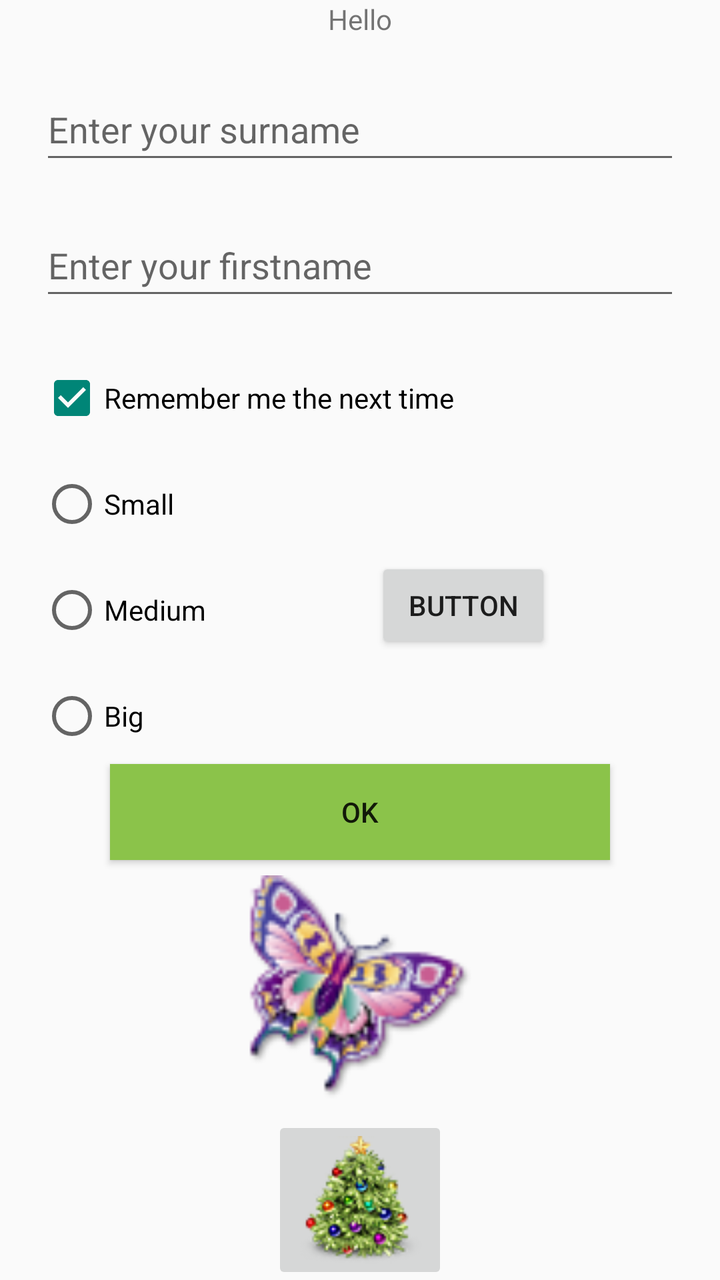
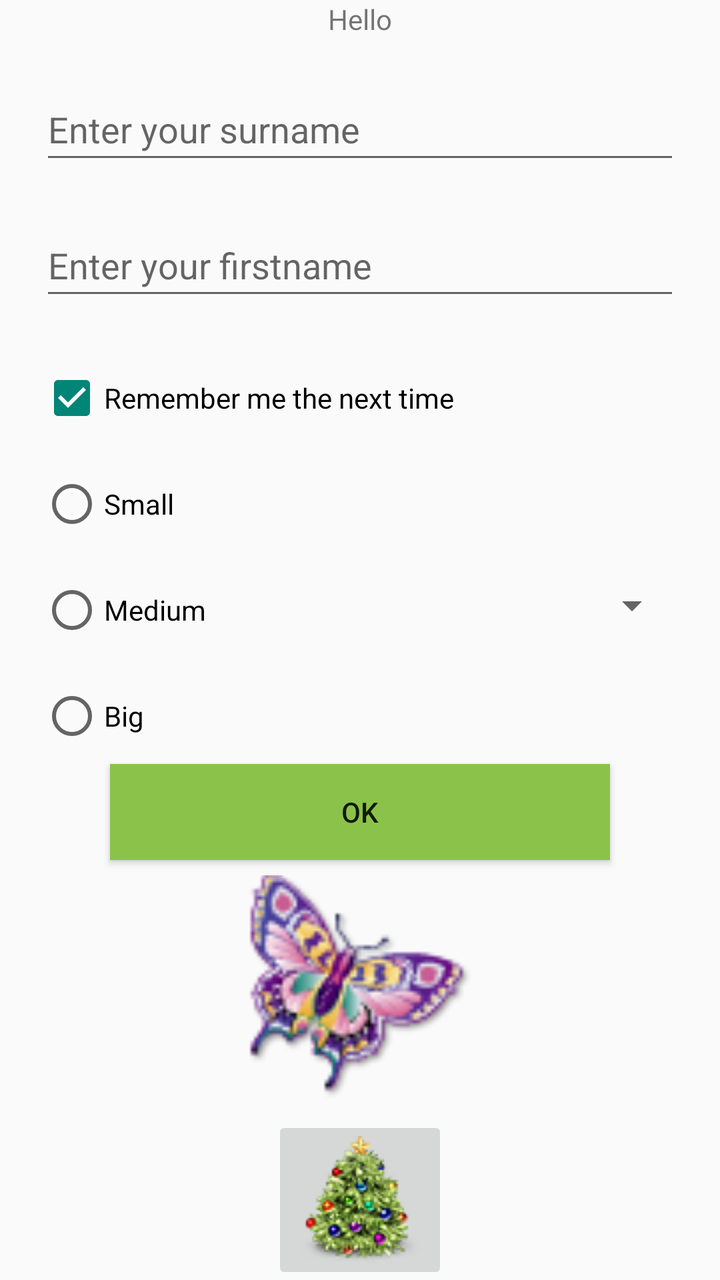

Compare the two renders of this Android layout. The source of the first and the diff that turns it into the second are given below.
<!-- AndroidManifest.xml: activity theme Theme.KMADCourse -->
<!-- res/layout/activity_main.xml -->
<?xml version="1.0" encoding="utf-8"?>
<androidx.constraintlayout.widget.ConstraintLayout xmlns:android="http://schemas.android.com/apk/res/android"
    xmlns:tools="http://schemas.android.com/tools"
    android:layout_width="match_parent"
    android:layout_height="match_parent"
    xmlns:app="http://schemas.android.com/apk/res-auto">

    <TextView
        android:id="@+id/textView2"
        android:layout_width="wrap_content"
        android:layout_height="wrap_content"
        android:text="@string/textview_hello"
        app:layout_constraintEnd_toEndOf="parent"
        app:layout_constraintStart_toStartOf="parent"
        app:layout_constraintTop_toTopOf="parent" />

    <EditText
        android:id="@+id/edit_surname"
        android:layout_width="0dp"
        android:layout_height="48dp"
        android:layout_marginStart="20dp"
        android:layout_marginTop="20dp"
        android:layout_marginEnd="20dp"
        android:autofillHints="@string/enter_surname"
        android:ems="10"
        android:hint="@string/enter_surname"
        android:inputType="text"
        app:layout_constraintEnd_toEndOf="parent"
        app:layout_constraintStart_toStartOf="parent"
        app:layout_constraintTop_toBottomOf="@+id/textView2" />

    <EditText
        android:id="@+id/edit_firstname"
        android:layout_width="0dp"
        android:layout_height="48dp"
        android:layout_marginStart="20dp"
        android:layout_marginTop="20dp"
        android:layout_marginEnd="20dp"
        android:autofillHints="@string/enter_firstname"
        android:ems="10"
        android:hint="@string/enter_firstname"
        android:inputType="text"
        android:rotation="0"
        app:layout_constraintEnd_toEndOf="parent"
        app:layout_constraintStart_toStartOf="parent"
        app:layout_constraintTop_toBottomOf="@+id/edit_surname" />

    <CheckBox
        android:id="@+id/ch_rem"
        android:layout_width="wrap_content"
        android:layout_height="48dp"
        android:layout_marginStart="20dp"
        android:layout_marginTop="20dp"
        android:checked="true"
        android:text="@string/ch_remember"
        app:layout_constraintStart_toStartOf="parent"
        app:layout_constraintTop_toBottomOf="@+id/edit_firstname" />

    <RadioGroup
        android:id="@+id/radioGroup"
        android:layout_width="wrap_content"
        android:layout_height="wrap_content"
        app:layout_constraintStart_toStartOf="parent"
        app:layout_constraintTop_toBottomOf="@+id/ch_rem">

        <RadioButton
            android:id="@+id/rd_small"
            android:layout_width="wrap_content"
            android:layout_height="48dp"
            android:layout_marginStart="20dp"
            android:layout_marginTop="5dp"
            android:text="Small" />

        <RadioButton
            android:id="@+id/rd_medium"
            android:layout_width="wrap_content"
            android:layout_height="48dp"
            android:layout_marginStart="20dp"
            android:layout_marginTop="5dp"
            android:text="Medium" />

        <RadioButton
            android:id="@+id/rd_big"
            android:layout_width="wrap_content"
            android:layout_height="48dp"
            android:layout_marginStart="20dp"
            android:layout_marginTop="5dp"
            android:text="Big" />
    </RadioGroup>

    <Button
        android:id="@+id/btn_ok"
        android:layout_width="250dp"
        android:layout_height="wrap_content"
        android:background="#8BC34A"
        android:text="OK"
        app:layout_constraintEnd_toEndOf="parent"
        app:layout_constraintStart_toStartOf="parent"
        app:layout_constraintTop_toBottomOf="@+id/radioGroup" />

    <ImageView
        android:id="@+id/imageView"
        android:layout_width="113dp"
        android:layout_height="128dp"
        android:src="@drawable/may"
        app:layout_constraintEnd_toEndOf="parent"
        app:layout_constraintStart_toStartOf="parent"
        app:layout_constraintTop_toBottomOf="@+id/btn_ok" />

    <ImageButton
        android:id="@+id/imageButton"
        android:layout_width="wrap_content"
        android:layout_height="wrap_content"
        android:src="@drawable/dec"
        app:layout_constraintEnd_toEndOf="parent"
        app:layout_constraintStart_toStartOf="parent"
        app:layout_constraintTop_toBottomOf="@+id/imageView" />

    <Button
        android:id="@+id/button"
        android:layout_width="wrap_content"
        android:layout_height="wrap_content"
        android:text="Button"
        app:layout_constraintBottom_toTopOf="@+id/btn_ok"
        app:layout_constraintEnd_toEndOf="parent"
        app:layout_constraintStart_toEndOf="@+id/radioGroup"
        app:layout_constraintTop_toBottomOf="@+id/ch_rem" />

</androidx.constraintlayout.widget.ConstraintLayout>
<!-- resources referenced by this layout -->
<resources>
  <!-- drawable dec: png bitmap (drawable, 11131 bytes) -->
  <!-- drawable may: png bitmap (drawable, 6777 bytes) -->
  <string name="ch_remember">Remember me the next time</string>
  <string name="enter_firstname">Enter your firstname</string>
  <string name="enter_surname">Enter your surname</string>
  <string name="textview_hello">Hello</string>
  <style name="Theme.KMADCourse" parent="android:Theme.Material.Light.NoActionBar" />
</resources>

<!-- the commit's change to res/layout/activity_main.xml (unified diff, before → after) -->
@@ -116,11 +116,12 @@
         app:layout_constraintStart_toStartOf="parent"
         app:layout_constraintTop_toBottomOf="@+id/imageView" />
 
-    <Button
-        android:id="@+id/button"
-        android:layout_width="wrap_content"
-        android:layout_height="wrap_content"
-        android:text="Button"
+    <Spinner
+        android:id="@+id/title_selector"
+        android:layout_width="0dp"
+        android:layout_height="50dp"
+        android:layout_marginStart="20dp"
+        android:layout_marginEnd="20dp"
         app:layout_constraintBottom_toTopOf="@+id/btn_ok"
         app:layout_constraintEnd_toEndOf="parent"
         app:layout_constraintStart_toEndOf="@+id/radioGroup"
